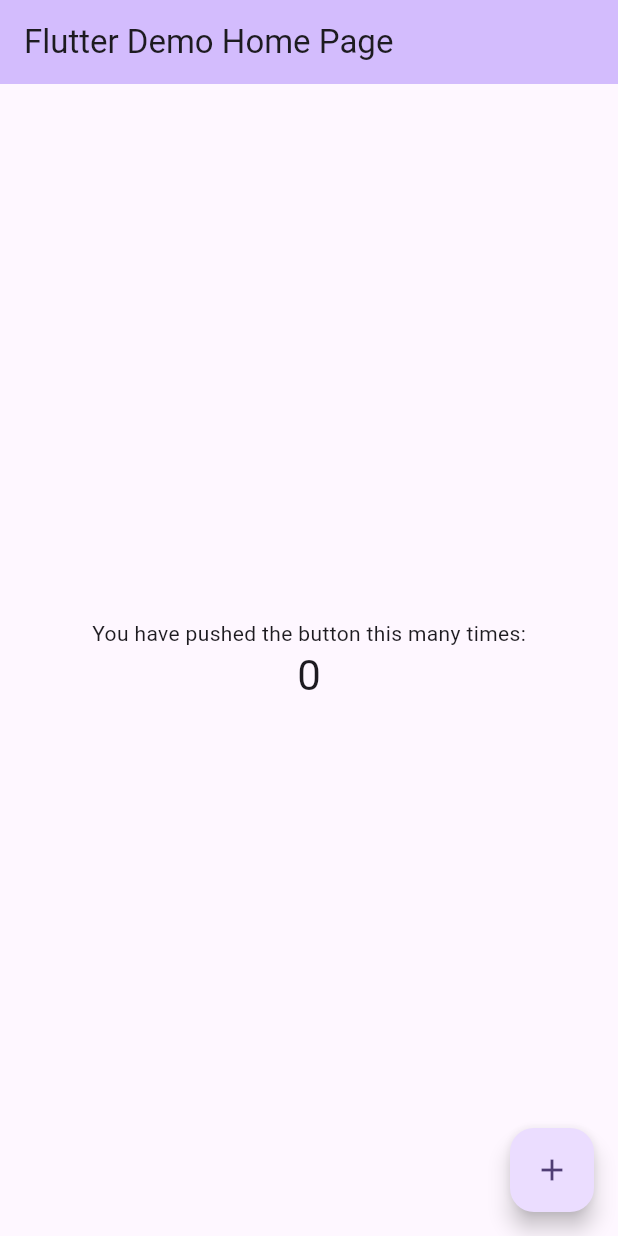
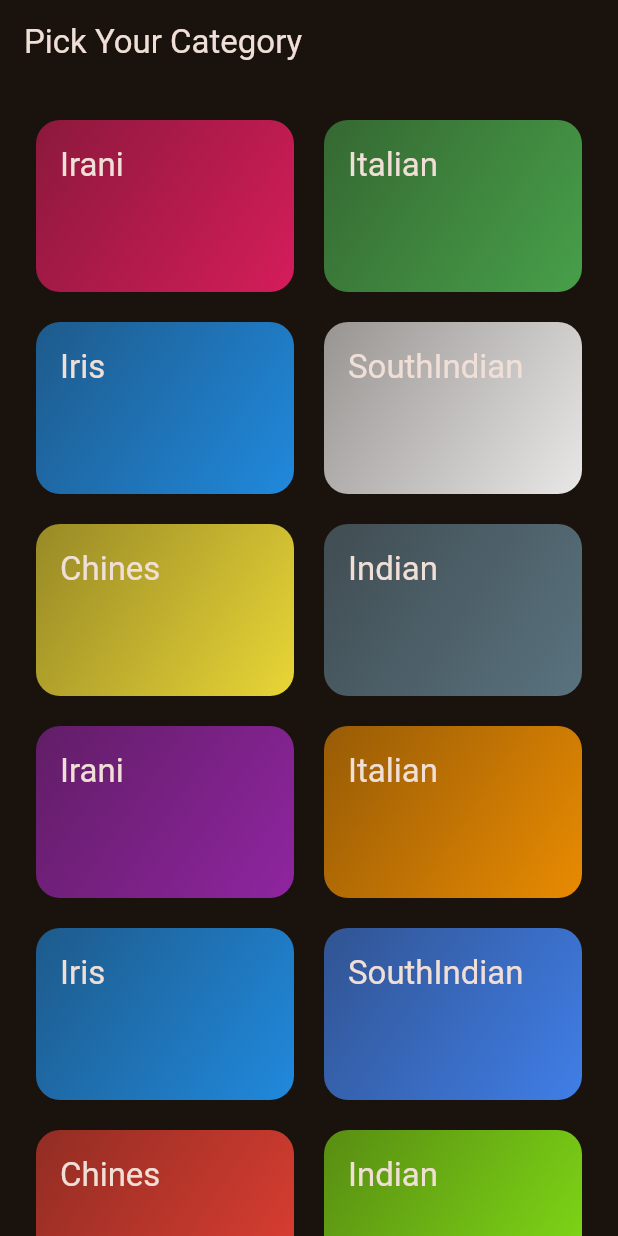
Before and after one commit to git1bharat/Meal_App, a Flutter app: the screen it shows after launch, on a phone screen of 412 x 824 dp. Run offline on Flutter 3.47's test engine with Material 3 defaults, Android fonts, the phone set to English and light mode, and no system bars.

Commit message:
theming and widget implemented on category list screen

```diff
--- /dev/null
+++ b/lib/data/dummy_data.dart
@@ -0,0 +1,18 @@
+import 'package:flutter/material.dart';
+import 'package:meal_app/model/category_model.dart';
+
+const availableCategories = [
+  CategoryModel(id: 'b1', title: 'Irani', color: Colors.pink),
+  CategoryModel(id: 'b2', title: 'Italian', color: Colors.green),
+  CategoryModel(id: 'b3', title: 'Iris', color: Colors.blue),
+  CategoryModel(id: 'b4', title: 'SouthIndian', color: Colors.white),
+  CategoryModel(id: 'b5', title: 'Chines', color: Colors.yellow),
+  CategoryModel(id: 'b6', title: 'Indian', color: Colors.blueGrey),
+  CategoryModel(id: 'b7', title: 'Irani', color: Colors.purple),
+  CategoryModel(id: 'b8', title: 'Italian', color: Colors.orange),
+  CategoryModel(id: 'b9', title: 'Iris', color: Colors.blue),
+  CategoryModel(id: 'b10', title: 'SouthIndian', color: Colors.blueAccent),
+  CategoryModel(id: 'b11', title: 'Chines', color: Colors.red),
+  CategoryModel(
+      id: 'b12', title: 'Indian', color: Color.fromARGB(255, 140, 242, 23)),
+];
--- a/lib/main.dart
+++ b/lib/main.dart
@@ -1,4 +1,6 @@
 import 'package:flutter/material.dart';
+import 'package:meal_app/screens/categories.dart';
+import 'package:meal_app/theme/theme.dart';
 
 void main() {
   runApp(const MyApp());
@@ -7,119 +9,11 @@ void main() {
 class MyApp extends StatelessWidget {
   const MyApp({super.key});
 
-  // This widget is the root of your application.
   @override
   Widget build(BuildContext context) {
     return MaterialApp(
-      title: 'Flutter Demo',
-      theme: ThemeData(
-        // This is the theme of your application.
-        //
-        // TRY THIS: Try running your application with "flutter run". You'll see
-        // the application has a purple toolbar. Then, without quitting the app,
-        // try changing the seedColor in the colorScheme below to Colors.green
-        // and then invoke "hot reload" (save your changes or press the "hot
-        // reload" button in a Flutter-supported IDE, or press "r" if you used
-        // the command line to start the app).
-        //
-        // Notice that the counter didn't reset back to zero; the application
-        // state is not lost during the reload. To reset the state, use hot
-        // restart instead.
-        //
-        // This works for code too, not just values: Most code changes can be
-        // tested with just a hot reload.
-        colorScheme: ColorScheme.fromSeed(seedColor: Colors.deepPurple),
-        useMaterial3: true,
-      ),
-      home: const MyHomePage(title: 'Flutter Demo Home Page'),
+      theme: theme,
+      home: const CategoriesScreen(),
     );
   }
 }
-
-class MyHomePage extends StatefulWidget {
-  const MyHomePage({super.key, required this.title});
-
-  // This widget is the home page of your application. It is stateful, meaning
-  // that it has a State object (defined below) that contains fields that affect
-  // how it looks.
-
-  // This class is the configuration for the state. It holds the values (in this
-  // case the title) provided by the parent (in this case the App widget) and
-  // used by the build method of the State. Fields in a Widget subclass are
-  // always marked "final".
-
-  final String title;
-
-  @override
-  State<MyHomePage> createState() => _MyHomePageState();
-}
-
-class _MyHomePageState extends State<MyHomePage> {
-  int _counter = 0;
-
-  void _incrementCounter() {
-    setState(() {
-      // This call to setState tells the Flutter framework that something has
-      // changed in this State, which causes it to rerun the build method below
-      // so that the display can reflect the updated values. If we changed
-      // _counter without calling setState(), then the build method would not be
-      // called again, and so nothing would appear to happen.
-      _counter++;
-    });
-  }
-
-  @override
-  Widget build(BuildContext context) {
-    // This method is rerun every time setState is called, for instance as done
-    // by the _incrementCounter method above.
-    //
-    // The Flutter framework has been optimized to make rerunning build methods
-    // fast, so that you can just rebuild anything that needs updating rather
-    // than having to individually change instances of widgets.
-    return Scaffold(
-      appBar: AppBar(
-        // TRY THIS: Try changing the color here to a specific color (to
-        // Colors.amber, perhaps?) and trigger a hot reload to see the AppBar
-        // change color while the other colors stay the same.
-        backgroundColor: Theme.of(context).colorScheme.inversePrimary,
-        // Here we take the value from the MyHomePage object that was created by
-        // the App.build method, and use it to set our appbar title.
-        title: Text(widget.title),
-      ),
-      body: Center(
-        // Center is a layout widget. It takes a single child and positions it
-        // in the middle of the parent.
-        child: Column(
-          // Column is also a layout widget. It takes a list of children and
-          // arranges them vertically. By default, it sizes itself to fit its
-          // children horizontally, and tries to be as tall as its parent.
-          //
-          // Column has various properties to control how it sizes itself and
-          // how it positions its children. Here we use mainAxisAlignment to
-          // center the children vertically; the main axis here is the vertical
-          // axis because Columns are vertical (the cross axis would be
-          // horizontal).
-          //
-          // TRY THIS: Invoke "debug painting" (choose the "Toggle Debug Paint"
-          // action in the IDE, or press "p" in the console), to see the
-          // wireframe for each widget.
-          mainAxisAlignment: MainAxisAlignment.center,
-          children: <Widget>[
-            const Text(
-              'You have pushed the button this many times:',
-            ),
-            Text(
-              '$_counter',
-              style: Theme.of(context).textTheme.headlineMedium,
-            ),
-          ],
-        ),
-      ),
-      floatingActionButton: FloatingActionButton(
-        onPressed: _incrementCounter,
-        tooltip: 'Increment',
-        child: const Icon(Icons.add),
-      ), // This trailing comma makes auto-formatting nicer for build methods.
-    );
-  }
-}
--- /dev/null
+++ b/lib/model/category_model.dart
@@ -0,0 +1,9 @@
+import 'package:flutter/material.dart';
+
+class CategoryModel {
+  const CategoryModel(
+      {required this.id, required this.title, this.color = Colors.orange});
+  final String id;
+  final String title;
+  final Color color;
+}
--- /dev/null
+++ b/lib/screens/categories.dart
@@ -0,0 +1,30 @@
+import 'package:flutter/material.dart';
+import 'package:meal_app/data/dummy_data.dart';
+import 'package:meal_app/widgets/category_grid_item.dart';
+
+class CategoriesScreen extends StatelessWidget {
+  const CategoriesScreen({super.key});
+  @override
+  Widget build(BuildContext context) {
+    return Scaffold(
+      appBar: AppBar(
+        title: Text('Pick Your Category'),
+      ),
+      body: GridView(
+          padding: EdgeInsets.all(24),
+          gridDelegate: const SliverGridDelegateWithFixedCrossAxisCount(
+            crossAxisCount: 2,
+            childAspectRatio: 3 / 2,
+            crossAxisSpacing: 20,
+            mainAxisSpacing: 20,
+          ),
+          children: availableCategories
+              .map((e) => CategoryGridItem(categoryItem: e))
+              .toList()),
+
+      // Alternet Way
+      // for(final e in availableCategories)
+      //CategoryGridItem(categoryItem:e)
+    );
+  }
+}
--- /dev/null
+++ b/lib/theme/theme.dart
@@ -0,0 +1,9 @@
+import 'package:flutter/material.dart';
+
+final theme = ThemeData(
+  useMaterial3: true,
+  colorScheme: ColorScheme.fromSeed(
+    brightness: Brightness.dark,
+    seedColor: const Color.fromARGB(255, 131, 57, 0),
+  ),
+);
--- /dev/null
+++ b/lib/widgets/category_grid_item.dart
@@ -0,0 +1,32 @@
+import 'package:flutter/material.dart';
+import 'package:meal_app/model/category_model.dart';
+
+class CategoryGridItem extends StatelessWidget {
+  const CategoryGridItem({super.key, required this.categoryItem});
+  final CategoryModel categoryItem;
+
+  @override
+  Widget build(BuildContext context) {
+    return InkWell(
+      onTap: () {},
+      splashColor: Theme.of(context).primaryColor,
+      borderRadius: BorderRadius.circular(16),
+      child: Container(
+        padding: EdgeInsets.all(16),
+        decoration: BoxDecoration(
+          borderRadius: BorderRadius.circular(16),
+          gradient: LinearGradient(colors: [
+            categoryItem.color.withOpacity(0.55),
+            categoryItem.color.withOpacity(0.9)
+          ], begin: Alignment.topLeft, end: Alignment.bottomRight),
+        ),
+        child: Text(
+          categoryItem.title,
+          style: Theme.of(context).textTheme.titleLarge!.copyWith(
+                color: Theme.of(context).colorScheme.onBackground,
+              ),
+        ),
+      ),
+    );
+  }
+}
--- a/pubspec.yaml
+++ b/pubspec.yaml
@@ -35,6 +35,7 @@ dependencies:
   # The following adds the Cupertino Icons font to your application.
   # Use with the CupertinoIcons class for iOS style icons.
   cupertino_icons: ^1.0.2
+
 
 dev_dependencies:
   flutter_test:
```
